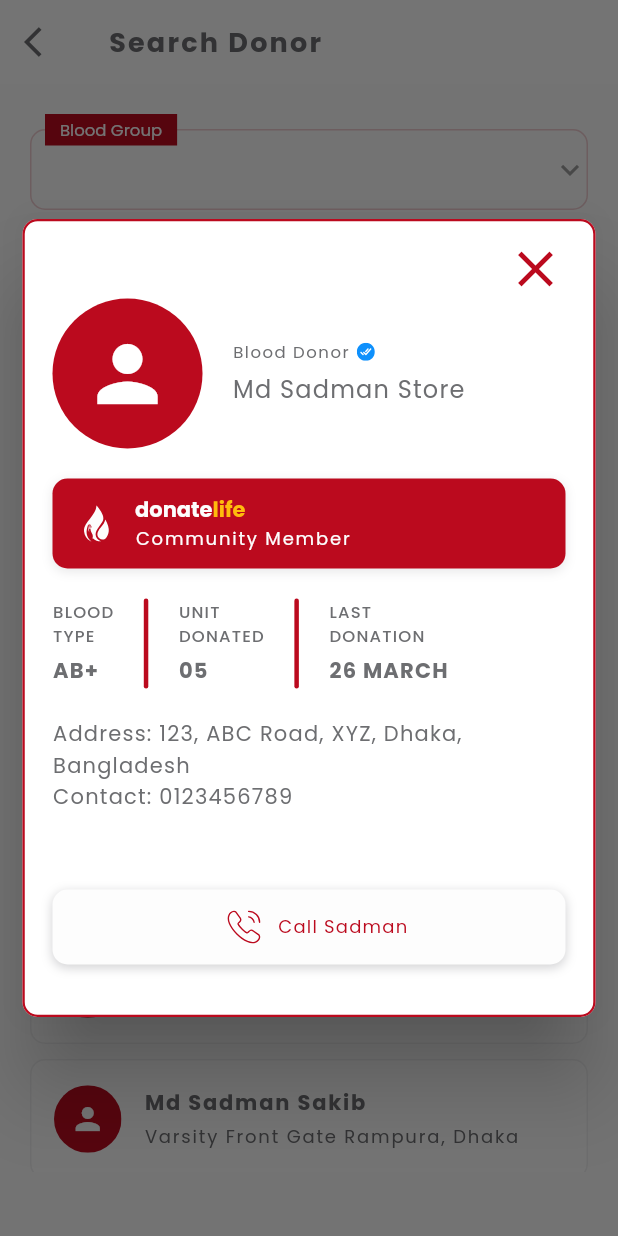
After one commit to mdshadatrahman/donate_life, a Flutter app: the SearchDonorView screen opened by its route, scrolled down 576 dp, after a tap on "Md Sadman Sakib", on a phone screen of 412 x 824 dp. The commit adds this screen. Run offline on Flutter 3.47's test engine with Material 2 defaults, Android fonts, the phone set to English and light mode, and no system bars; our stand-ins replace country_code_picker, flutter_svg, get, intl_phone_number_input, lottie, pinput.

Commit message:
search donor

```diff
--- a/lib/app/modules/home/views/home_view.dart
+++ b/lib/app/modules/home/views/home_view.dart
@@ -132,7 +132,13 @@ class HomeView extends GetView<HomeController> {
                   ),
                   itemCount: 6,
                   itemBuilder: (context, index) {
-                    return Padding(
+                    return GestureDetector(
+                      onTap: () {
+                        if (index == 0) {
+                          Get.toNamed(Routes.SEARCH_DONOR);
+                        }
+                      },
+                      child: Padding(
                         padding: const EdgeInsets.all(5.0),
                         child: Container(
                           decoration: ShapeDecoration(
@@ -171,6 +177,7 @@ class HomeView extends GetView<HomeController> {
                               ),
                               const SizedBox(height: 10),
                             ],
+                          ),
                         ),
                       ),
                     );
--- /dev/null
+++ b/lib/app/modules/search_donor/bindings/search_donor_binding.dart
@@ -0,0 +1,12 @@
+import 'package:get/get.dart';
+
+import '../controllers/search_donor_controller.dart';
+
+class SearchDonorBinding extends Bindings {
+  @override
+  void dependencies() {
+    Get.lazyPut<SearchDonorController>(
+      () => SearchDonorController(),
+    );
+  }
+}
--- /dev/null
+++ b/lib/app/modules/search_donor/components/custom_popup.dart
@@ -0,0 +1,278 @@
+import 'package:donate_life/app/utils/colors.dart';
+import 'package:flutter/material.dart';
+import 'package:flutter_svg/svg.dart';
+import 'package:get/route_manager.dart';
+
+class CustomPopupDialog extends StatelessWidget {
+  const CustomPopupDialog({super.key});
+
+  @override
+  Widget build(BuildContext context) {
+    double space = 20;
+    return Dialog(
+      insetPadding: const EdgeInsets.symmetric(horizontal: 15),
+      shape: RoundedRectangleBorder(
+        borderRadius: BorderRadius.circular(10),
+        side: const BorderSide(color: AppColors.primaryColor, width: 1.5),
+      ),
+      child: Padding(
+        padding: const EdgeInsets.symmetric(horizontal: 20, vertical: 5),
+        child: Column(
+          mainAxisSize: MainAxisSize.min,
+          children: [
+            //Close button
+            Row(
+              mainAxisAlignment: MainAxisAlignment.end,
+              children: [
+                IconButton(
+                  onPressed: () => Get.back(),
+                  icon: const Icon(
+                    Icons.close,
+                    color: AppColors.primaryColor,
+                    size: 40,
+                  ),
+                ),
+              ],
+            ),
+
+            Row(
+              children: [
+                const CircleAvatar(
+                  radius: 50,
+                  backgroundColor: AppColors.primaryColor,
+                  child: Icon(
+                    Icons.person,
+                    color: Colors.white,
+                    size: 60,
+                  ),
+                ),
+                const SizedBox(width: 20),
+                Column(
+                  crossAxisAlignment: CrossAxisAlignment.start,
+                  children: [
+                    Row(
+                      children: [
+                        const Text(
+                          'Blood Donor',
+                          style: TextStyle(
+                            letterSpacing: 1,
+                            color: AppColors.secondaryColor,
+                            fontSize: 11,
+                          ),
+                        ),
+                        const SizedBox(width: 5),
+                        SvgPicture.asset('assets/svg/blue_tick.svg')
+                      ],
+                    ),
+                    const SizedBox(height: 5),
+                    const Text(
+                      'Md Sadman Store',
+                      style: TextStyle(
+                        letterSpacing: 0.8,
+                        color: AppColors.secondaryColor,
+                        fontSize: 16,
+                        fontWeight: FontWeight.w400,
+                      ),
+                    ),
+                  ],
+                ),
+              ],
+            ),
+            const SizedBox(height: 20),
+
+            Container(
+              width: double.infinity,
+              height: 60,
+              decoration: BoxDecoration(
+                color: AppColors.primaryColor,
+                borderRadius: BorderRadius.circular(10),
+                boxShadow: [
+                  BoxShadow(
+                    color: AppColors.black.withOpacity(0.1),
+                    blurRadius: 5,
+                    offset: const Offset(0, 2),
+                  ),
+                ],
+              ),
+              child: Row(
+                children: [
+                  const SizedBox(width: 15),
+                  SvgPicture.asset(
+                    'assets/svg/menu/logo_white.svg',
+                    height: 30,
+                    width: 30,
+                  ),
+                  const SizedBox(width: 10),
+                  Column(
+                    mainAxisAlignment: MainAxisAlignment.center,
+                    crossAxisAlignment: CrossAxisAlignment.start,
+                    children: [
+                      Row(
+                        children: const [
+                          Text(
+                            'donate',
+                            style: TextStyle(
+                              color: AppColors.white,
+                              fontSize: 14,
+                              fontWeight: FontWeight.bold,
+                            ),
+                          ),
+                          Text(
+                            'life',
+                            style: TextStyle(
+                              color: AppColors.yellow,
+                              fontSize: 14,
+                              fontWeight: FontWeight.bold,
+                            ),
+                          ),
+                        ],
+                      ),
+                      const Text(
+                        'Community Member',
+                        style: TextStyle(
+                          color: AppColors.white,
+                          fontSize: 12,
+                          fontWeight: FontWeight.w400,
+                          letterSpacing: 1.2,
+                        ),
+                      ),
+                    ],
+                  ),
+                ],
+              ),
+            ),
+            const SizedBox(height: 20),
+            Column(
+              crossAxisAlignment: CrossAxisAlignment.start,
+              children: [
+                Row(
+                  children: [
+                    const DonationInfo(title: 'blood\ntype', value: 'AB+'),
+                    SizedBox(width: space),
+                    const VerticalRedBar(),
+                    SizedBox(width: space),
+                    const DonationInfo(title: 'unit\ndonated', value: '05'),
+                    SizedBox(width: space),
+                    const VerticalRedBar(),
+                    SizedBox(width: space),
+                    const DonationInfo(title: 'last\ndonation', value: '26 march'),
+                  ],
+                ),
+                const SizedBox(height: 20),
+                const Text(
+                  'Address: 123, ABC Road, XYZ, Dhaka, Bangladesh\nContact: 0123456789\n',
+                  style: TextStyle(
+                    color: AppColors.secondaryColor,
+                    fontSize: 14,
+                    letterSpacing: 0.8,
+                    fontWeight: FontWeight.w400,
+                  ),
+                ),
+                const SizedBox(height: 10),
+              ],
+            ),
+
+            const SizedBox(height: 20),
+            GestureDetector(
+              onTap: () {}, //TODO launch phone call
+              child: Container(
+                width: double.infinity,
+                height: 50,
+                decoration: BoxDecoration(
+                  color: AppColors.white,
+                  borderRadius: BorderRadius.circular(10),
+                  boxShadow: [
+                    BoxShadow(
+                      color: AppColors.black.withOpacity(0.2),
+                      blurRadius: 5,
+                      offset: const Offset(0, 2),
+                    ),
+                  ],
+                ),
+                child: Row(
+                  mainAxisAlignment: MainAxisAlignment.center,
+                  children: [
+                    const SizedBox(width: 10),
+                    SvgPicture.asset(
+                      'assets/svg/call.svg',
+                      color: AppColors.primaryColor,
+                      width: 25,
+                      height: 25,
+                    ),
+                    const SizedBox(width: 10),
+                    const Text(
+                      'Call Sadman',
+                      style: TextStyle(
+                        color: AppColors.primaryColor,
+                        fontSize: 12,
+                        letterSpacing: 0.8,
+                        fontWeight: FontWeight.w400,
+                      ),
+                    ),
+                  ],
+                ),
+              ),
+            ),
+            const SizedBox(height: 30),
+          ],
+        ),
+      ),
+    );
+  }
+}
+
+class VerticalRedBar extends StatelessWidget {
+  const VerticalRedBar({
+    super.key,
+  });
+
+  @override
+  Widget build(BuildContext context) {
+    return Container(
+      width: 3,
+      height: 60,
+      decoration: BoxDecoration(
+        borderRadius: BorderRadius.circular(30),
+        color: AppColors.primaryColor,
+      ),
+    );
+  }
+}
+
+class DonationInfo extends StatelessWidget {
+  const DonationInfo({
+    super.key,
+    required this.title,
+    required this.value,
+  });
+  final String title;
+  final String value;
+
+  @override
+  Widget build(BuildContext context) {
+    return Column(
+      crossAxisAlignment: CrossAxisAlignment.start,
+      children: [
+        Text(
+          title.toUpperCase(),
+          style: const TextStyle(
+            color: AppColors.secondaryColor,
+            fontSize: 11,
+            fontWeight: FontWeight.w500,
+            letterSpacing: 0.8,
+          ),
+        ),
+        const SizedBox(height: 5),
+        Text(
+          value.toUpperCase(),
+          style: const TextStyle(
+            color: AppColors.secondaryColor,
+            fontSize: 14,
+            letterSpacing: 0.8,
+            fontWeight: FontWeight.w700,
+          ),
+        ),
+      ],
+    );
+  }
+}
--- /dev/null
+++ b/lib/app/modules/search_donor/controllers/search_donor_controller.dart
@@ -0,0 +1,23 @@
+import 'package:get/get.dart';
+
+class SearchDonorController extends GetxController {
+  //TODO: Implement SearchDonorController
+
+  final count = 0.obs;
+  @override
+  void onInit() {
+    super.onInit();
+  }
+
+  @override
+  void onReady() {
+    super.onReady();
+  }
+
+  @override
+  void onClose() {
+    super.onClose();
+  }
+
+  void increment() => count.value++;
+}
--- /dev/null
+++ b/lib/app/modules/search_donor/views/search_donor_view.dart
@@ -0,0 +1,185 @@
+import 'package:donate_life/app/modules/search_donor/components/custom_popup.dart';
+import 'package:donate_life/app/utils/colors.dart';
+import 'package:donate_life/app/utils/custom_dropdown.dart';
+import 'package:donate_life/app/utils/custom_dropdown_with_flag.dart';
+import 'package:donate_life/utils/custom_clipper.dart';
+import 'package:flutter/material.dart';
+import 'package:flutter_svg/flutter_svg.dart';
+import 'package:get/get.dart';
+import '../controllers/search_donor_controller.dart';
+
+class SearchDonorView extends GetView<SearchDonorController> {
+  const SearchDonorView({Key? key}) : super(key: key);
+  @override
+  Widget build(BuildContext context) {
+    return Scaffold(
+      appBar: AppBar(
+        backgroundColor: AppColors.white,
+        elevation: 0,
+        leading: IconButton(
+          icon: const Icon(
+            Icons.arrow_back_ios,
+            color: AppColors.secondaryColor,
+          ),
+          onPressed: () {
+            Get.back();
+          },
+        ),
+        title: const Text(
+          'Search Donor',
+          style: TextStyle(
+            color: AppColors.secondaryColor,
+            fontSize: 18,
+            fontWeight: FontWeight.w700,
+            letterSpacing: 1.5,
+          ),
+        ),
+      ),
+      body: Padding(
+        padding: const EdgeInsets.symmetric(horizontal: 20),
+        child: SizedBox(
+          height: Get.height,
+          width: Get.width,
+          child: Column(
+            children: [
+              const SizedBox(height: 30),
+              const CustomDropDown(
+                title: 'Blood Group',
+                customCategory: [
+                  'A+',
+                  'A-',
+                  'B+',
+                  'B-',
+                  'AB+',
+                  'AB-',
+                  'O+',
+                  'O-',
+                ],
+              ),
+              const SizedBox(height: 25),
+              const CustomDropDown(
+                title: 'City/Area',
+                customCategory: [
+                  'Khulna',
+                  'Dhaka',
+                  'Rajshahi',
+                  'Chittagong',
+                  'Barisal',
+                  'Sylhet',
+                ],
+              ),
+              const SizedBox(height: 30),
+              Row(
+                mainAxisAlignment: MainAxisAlignment.spaceBetween,
+                mainAxisSize: MainAxisSize.min,
+                children: [
+                  Row(
+                    children: [
+                      const Text(
+                        'Available Donor',
+                        style: TextStyle(
+                          color: AppColors.secondaryColor,
+                          fontSize: 12,
+                          fontWeight: FontWeight.bold,
+                        ),
+                      ),
+                      const SizedBox(width: 5),
+                      SvgPicture.asset('assets/svg/active.svg'),
+                    ],
+                  ),
+                  Expanded(child: Container())
+                ],
+              ),
+              const SizedBox(height: 20),
+              SizedBox(
+                height: Get.height * 0.60,
+                width: Get.width,
+                child: ListView.builder(
+                  physics: const BouncingScrollPhysics(),
+                  itemCount: 12,
+                  itemBuilder: (context, index) {
+                    return Padding(
+                      padding: const EdgeInsets.symmetric(vertical: 5),
+                      child: GestureDetector(
+                        onTap: () {
+                          showDialog(
+                            context: context,
+                            builder: (context) {
+                              return const CustomPopupDialog();
+                            },
+                          );
+                        },
+                        child: Container(
+                          height: 80,
+                          decoration: BoxDecoration(
+                            color: AppColors.white,
+                            borderRadius: BorderRadius.circular(10),
+                            border: Border.all(
+                              color: AppColors.secondaryColor.withOpacity(0.1),
+                              width: 1,
+                            ),
+                          ),
+                          child: Row(
+                            mainAxisAlignment: MainAxisAlignment.spaceBetween,
+                            children: [
+                              //profile image
+                              Row(
+                                children: [
+                                  Padding(
+                                    padding: const EdgeInsets.symmetric(horizontal: 15),
+                                    child: ClipPath(
+                                      clipper: CircleClipper(),
+                                      child: Container(
+                                        height: 45,
+                                        width: 45,
+                                        color: AppColors.primaryColor,
+                                        child: const Icon(
+                                          Icons.person,
+                                          color: AppColors.white,
+                                        ),
+                                      ),
+                                    ),
+                                  ),
+                                  Column(
+                                    crossAxisAlignment: CrossAxisAlignment.start,
+                                    mainAxisAlignment: MainAxisAlignment.center,
+                                    children: const [
+                                      Text(
+                                        'Md Sadman Sakib',
+                                        style: TextStyle(
+                                          // decoration: TextDecoration.underline,
+                                          color: AppColors.secondaryColor,
+                                          fontSize: 14,
+                                          letterSpacing: 1.2,
+                                          fontWeight: FontWeight.bold,
+                                        ),
+                                      ),
+                                      SizedBox(height: 2.5),
+                                      Text(
+                                        'Varsity Front Gate Rampura, Dhaka',
+                                        overflow: TextOverflow.ellipsis,
+                                        style: TextStyle(
+                                          color: AppColors.secondaryColor,
+                                          fontSize: 12,
+                                          letterSpacing: 1.2,
+                                        ),
+                                      ),
+                                    ],
+                                  )
+                                ],
+                              ),
+                            ],
+                          ),
+                        ),
+                      ),
+                    );
+                  },
+                ),
+              ),
+            ],
+          ),
+        ),
+      ),
+    );
+  }
+}
--- a/lib/app/routes/app_pages.dart
+++ b/lib/app/routes/app_pages.dart
@@ -16,6 +16,8 @@ import '../modules/notification/bindings/notification_binding.dart';
 import '../modules/notification/views/notification_view.dart';
 import '../modules/on_boarding/bindings/on_boarding_binding.dart';
 import '../modules/on_boarding/views/on_boarding_view.dart';
+import '../modules/search_donor/bindings/search_donor_binding.dart';
+import '../modules/search_donor/views/search_donor_view.dart';
 import '../modules/splash/bindings/splash_binding.dart';
 import '../modules/splash/views/splash_view.dart';
 
@@ -72,5 +74,10 @@ class AppPages {
       page: () => const MenuView(),
       binding: MenuBinding(),
     ),
+    GetPage(
+      name: _Paths.SEARCH_DONOR,
+      page: () => const SearchDonorView(),
+      binding: SearchDonorBinding(),
+    ),
   ];
 }
--- a/lib/app/routes/app_routes.dart
+++ b/lib/app/routes/app_routes.dart
@@ -12,6 +12,7 @@ abstract class Routes {
   static const HISTORY = _Paths.HISTORY;
   static const NOTIFICATION = _Paths.NOTIFICATION;
   static const MENU = _Paths.MENU;
+  static const SEARCH_DONOR = _Paths.SEARCH_DONOR;
 }
 
 abstract class _Paths {
@@ -25,4 +26,5 @@ abstract class _Paths {
   static const HISTORY = '/history';
   static const NOTIFICATION = '/notification';
   static const MENU = '/menu';
+  static const SEARCH_DONOR = '/search-donor';
 }
```
Also changed, not shown: assets/svg/active.svg (added), assets/svg/blue_tick.svg (added), assets/svg/call.svg (added). Lines whose indentation alone changed are shown as unchanged.
